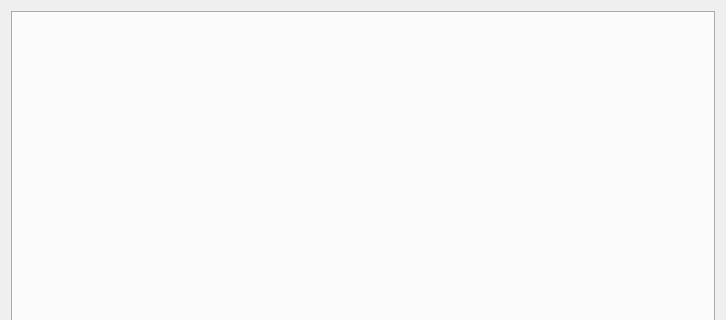
Above: retroshare-gui/src/gui/Posted/PostedDialog.ui from RetroShare/RetroShare_old before the change; both pictures show x 0 to 726 and y 0 to 320 of the 726 by 557 pixel window. Below: the same form after it.
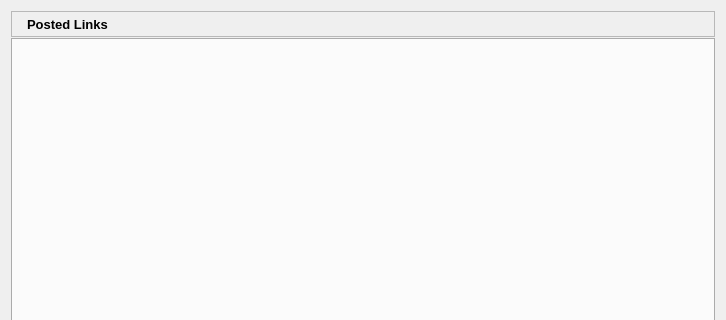
That is the form after the change. Icons and pictures are not drawn.

```diff
--- a/retroshare-gui/src/gui/Posted/PostedDialog.ui
+++ b/retroshare-gui/src/gui/Posted/PostedDialog.ui
@@ -14,14 +14,72 @@
    <string/>
   </property>
   <layout class="QVBoxLayout" name="verticalLayout">
+   <property name="spacing">
+    <number>1</number>
+   </property>
+   <item>
+    <widget class="QFrame" name="titleBarFrame">
+     <property name="frameShape">
+      <enum>QFrame::StyledPanel</enum>
+     </property>
+     <property name="frameShadow">
+      <enum>QFrame::Raised</enum>
+     </property>
+     <layout class="QHBoxLayout" name="horizontalLayout">
+      <property name="margin">
+       <number>2</number>
+      </property>
+      <item>
+       <widget class="QLabel" name="label">
+        <property name="maximumSize">
+         <size>
+          <width>24</width>
+          <height>24</height>
+         </size>
+        </property>
+        <property name="text">
+         <string/>
+        </property>
+        <property name="pixmap">
+         <pixmap resource="Posted_images.qrc">:/images/posted_24.png</pixmap>
+        </property>
+       </widget>
+      </item>
+      <item>
+       <widget class="QLabel" name="label_2">
+        <property name="font">
+         <font>
+          <pointsize>10</pointsize>
+          <weight>75</weight>
+          <bold>true</bold>
+         </font>
+        </property>
+        <property name="text">
+         <string>Posted Links</string>
+        </property>
+       </widget>
+      </item>
+      <item>
+       <spacer name="horizontalSpacer">
+        <property name="orientation">
+         <enum>Qt::Horizontal</enum>
+        </property>
+        <property name="sizeHint" stdset="0">
+         <size>
+          <width>573</width>
+          <height>20</height>
+         </size>
+        </property>
+       </spacer>
+      </item>
+     </layout>
+    </widget>
+   </item>
    <item>
     <widget class="QTabWidget" name="tabWidget">
      <property name="currentIndex">
       <number>-1</number>
      </property>
-     <property name="tabsClosable">
-      <bool>true</bool>
-     </property>
     </widget>
    </item>
   </layout>
```
Left out of the diff: 5 changed lines with no effect on the pictures.
